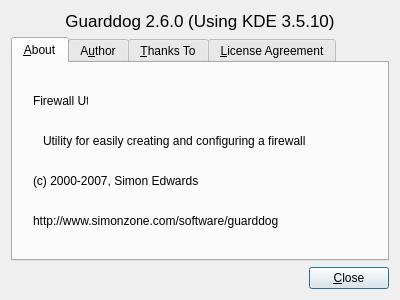
Old version of the form src/aboutDialog.ui in the repository tsuckow/guard-puppy.
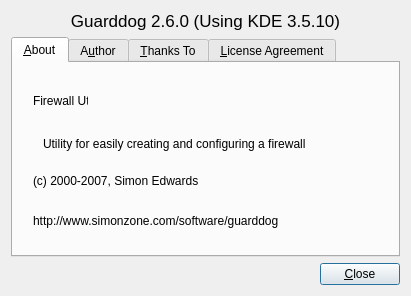
New version of the form.

Diff of the .ui file:
```diff
--- a/src/aboutDialog.ui
+++ b/src/aboutDialog.ui
@@ -6,8 +6,8 @@
    <rect>
     <x>0</x>
     <y>0</y>
-    <width>400</width>
-    <height>300</height>
+    <width>411</width>
+    <height>296</height>
    </rect>
   </property>
   <property name="windowTitle">
@@ -59,8 +59,8 @@
         <rect>
          <x>30</x>
          <y>70</y>
-         <width>321</width>
-         <height>16</height>
+         <width>351</width>
+         <height>21</height>
         </rect>
        </property>
        <property name="text">
```
